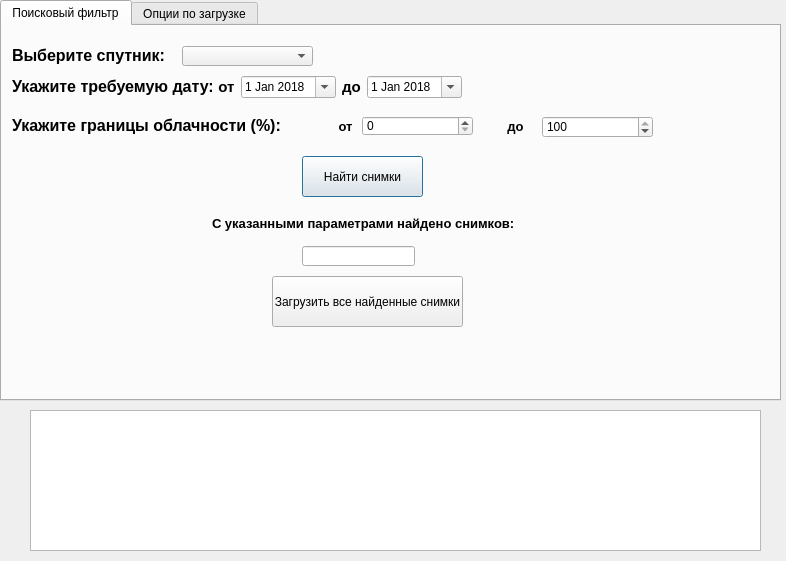
Qt form satellite_images_downloader_dialog_base.ui (NosyParker/qgis-satellite-images-downloader) before a commit.
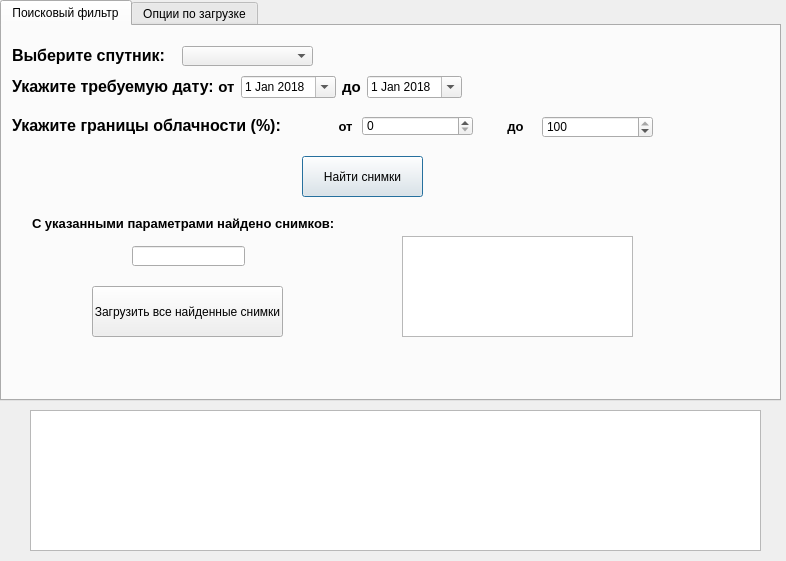
The same form after that commit. The open tabs and pages were chosen to show the change.

Commit message: Удалены лишние комменты с устаревшим кодом. Добавлено временное дебаг-окно для тестов фильтров запроса. Улучшен поиск количества снимков (функция finding_scenes() ) - теперь скорость выполнения значительно быстрее прежней.

```diff
--- a/satellite_images_downloader_dialog_base.ui
+++ b/satellite_images_downloader_dialog_base.ui
@@ -74,7 +74,7 @@
     <widget class="QLineEdit" name="finalScenes_lineEdit">
      <property name="geometry">
       <rect>
-       <x>300</x>
+       <x>130</x>
        <y>220</y>
        <width>113</width>
        <height>20</height>
@@ -228,7 +228,7 @@
     <widget class="QLabel" name="label_11">
      <property name="geometry">
       <rect>
-       <x>210</x>
+       <x>30</x>
        <y>190</y>
        <width>321</width>
        <height>16</height>
@@ -241,8 +241,8 @@
     <widget class="QPushButton" name="downloadScenesButton">
      <property name="geometry">
       <rect>
-       <x>270</x>
-       <y>250</y>
+       <x>90</x>
+       <y>260</y>
        <width>191</width>
        <height>51</height>
       </rect>
@@ -251,6 +251,16 @@
       <string>Загрузить все найденные снимки</string>
      </property>
     </widget>
+    <widget class="QPlainTextEdit" name="checkParams">
+     <property name="geometry">
+      <rect>
+       <x>400</x>
+       <y>210</y>
+       <width>231</width>
+       <height>101</height>
+      </rect>
+     </property>
+    </widget>
    </widget>
    <widget class="QWidget" name="downloadOptions_Tab">
     <attribute name="title">
```
Left out of the diff: 25 changed lines with no effect on the pictures. The commit also changes 1 other file.
